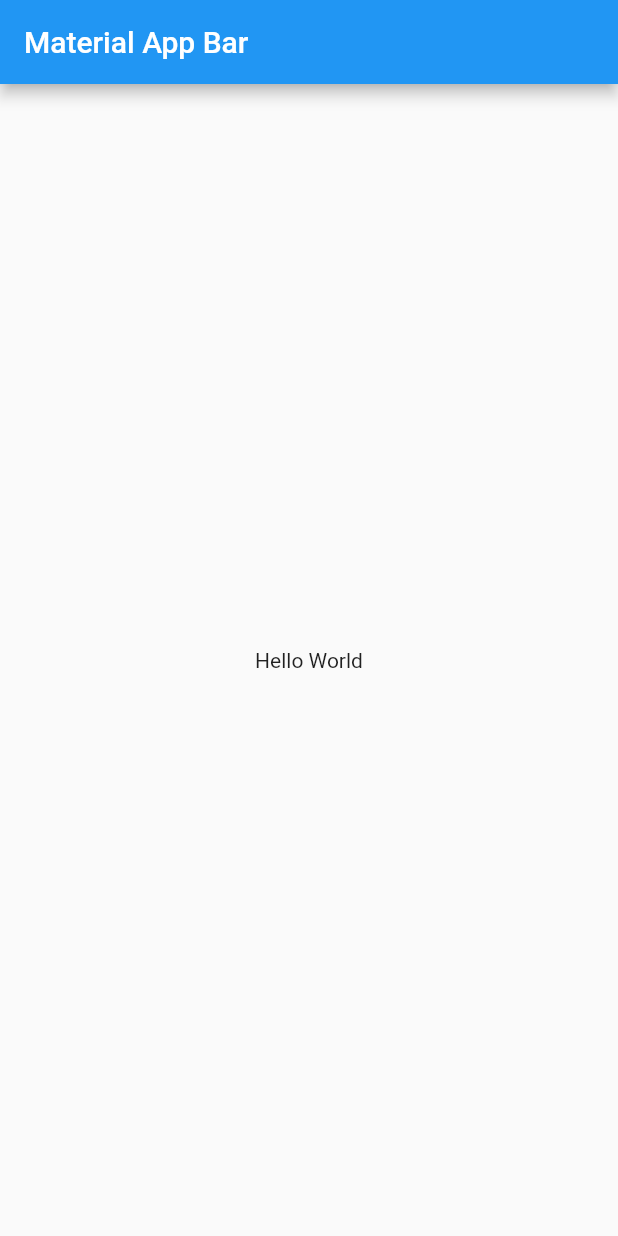
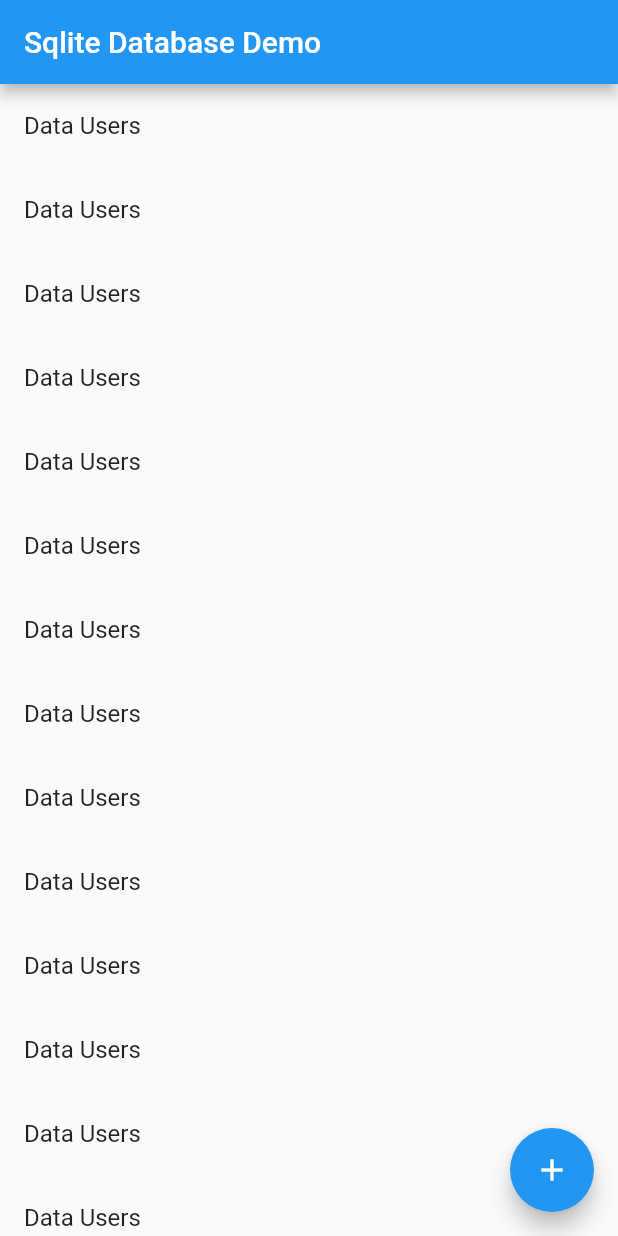
Before and after one commit to casfian/bomba_sqlite, a Flutter app: the screen it shows after launch, on a phone screen of 412 x 824 dp. Run offline on Flutter 3.47's test engine with Material 2 defaults, Android fonts, the light colour scheme and no system bars; our stand-ins replace sqflite; accounts and stored records are empty.

Commit message:
add interface

```diff
--- a/lib/home.dart
+++ b/lib/home.dart
@@ -7,14 +7,21 @@ class Home extends StatelessWidget {
   @override
   Widget build(BuildContext context) {
     return Scaffold(
-        appBar: AppBar(
-          title: Text('Material App Bar'),
-        ),
-        body: Center(
-          child: Container(
-            child: Text('Hello World'),
-          ),
-        ),
-      );
+      appBar: AppBar(
+        title: Text('Sqlite Database Demo'),
+      ),
+      body: ListView.builder(
+          itemCount: 25,
+          itemBuilder: (context, index) {
+            return ListTile(
+              title: Text('Data Users'),
+            );
+          }),
+          floatingActionButton: FloatingActionButton(
+            onPressed: () {
+              //call function utk add data
+            } ,
+            child: Icon(Icons.add),),
+    );
   }
 }
```
